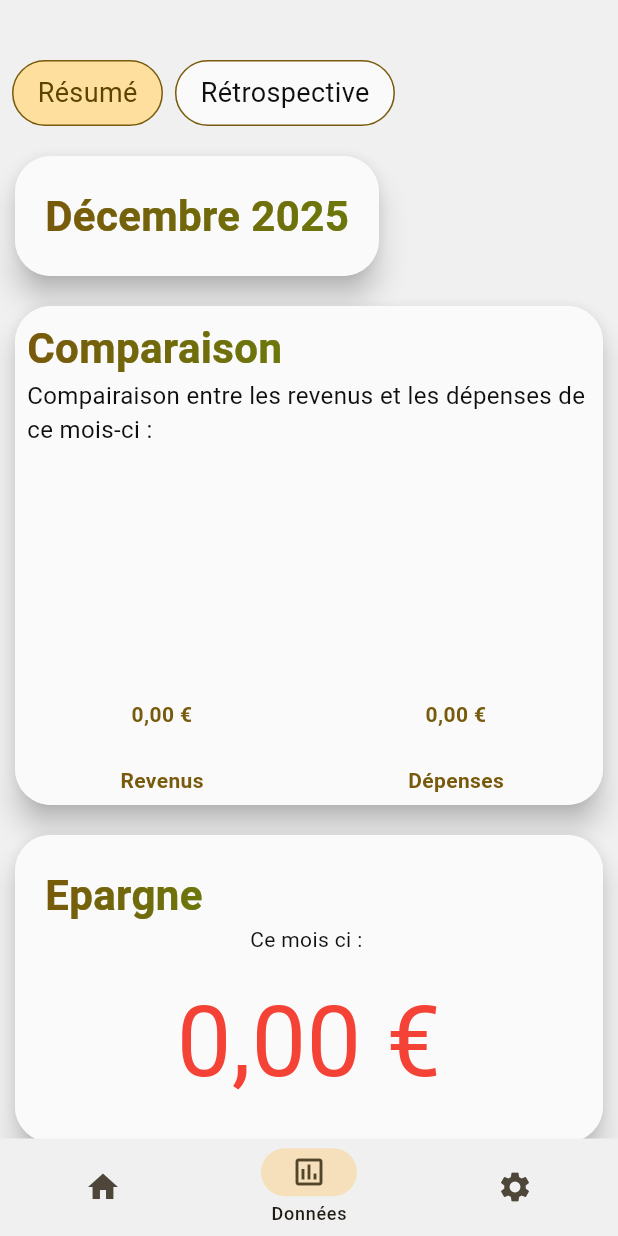
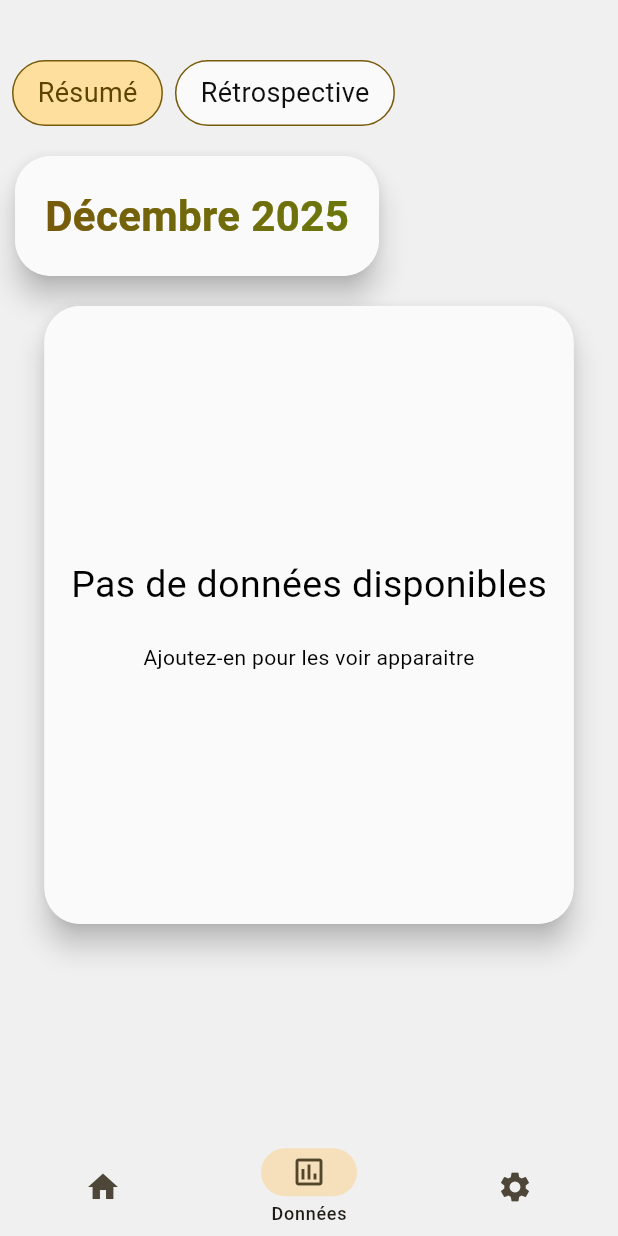
Before and after one commit to SylaneCpn/pense, a Flutter app: the screen it shows after launch, item 2 of the bottom bar chosen, on a phone screen of 412 x 824 dp. Run offline on Flutter 3.47's test engine with Material 3 defaults, Android fonts, the phone set to English and light mode, and no system bars; drawn by our look-alikes of dynamic_color, fl_chart; our stand-ins replace shared_preferences.

Commit message:
animation + default update

```diff
--- a/lib/logic/record.dart
+++ b/lib/logic/record.dart
@@ -165,6 +165,8 @@ class RecordElement implements Comparable<RecordElement> {
     };
   }
 
+  bool get isEmpty => expenses.noDefinedElements && incomes.noDefinedElements;
+
   bool isInDateRange(DateRange range) {
     final isBeforeEnd = switch (compareDates(
       thisMonth: month,
@@ -255,12 +257,15 @@ class RecordElement implements Comparable<RecordElement> {
 
 
 
+
 class Category {
   final String label;
   final List<Source> sources;
 
   Category({required this.label, required this.sources});
   Category.empty({required this.label}) : sources = [];
+
+  bool get isEmpty => sources.isEmpty;
 
   factory Category.fromJson(dynamic json) {
     return switch (json) {
@@ -300,6 +305,10 @@ class Category {
 
 
 
+}
+
+extension on List<Category> {
+  bool get noDefinedElements => this.isEmpty || every((c) => c.isEmpty);
 }
 
 class Source {
--- a/lib/ui/data_page/summary/summary.dart
+++ b/lib/ui/data_page/summary/summary.dart
@@ -55,18 +55,23 @@ class Summary extends StatelessWidget {
               ),
             ),
           ),
-
+          if (!element.isEmpty) ...[
             SummaryBarChart(element: element),
 
             Align(
-            child: SummaryInfoBox(element: element, type: RetrospectType.diff),
+              child: SummaryInfoBox(
+                element: element,
+                type: RetrospectType.diff,
               ),
-
+            ),
 
             Align(
               alignment: AlignmentGeometry.centerLeft,
               child: ExpensesInfoBox(element: element),
             ),
+          ],
+
+          if (element.isEmpty) _NoDataAvailable(),
         ],
       ),
     );
@@ -121,8 +126,6 @@ class SummaryInfoBox extends StatelessWidget {
           child: Column(
             spacing: 12.0,
             children: [
-
-
               Text("Ce mois ci : ", style: _textStyle(appState, context)),
               Text(
                 textAlign: TextAlign.center,
@@ -182,3 +185,41 @@ class ExpensesInfoBox extends StatelessWidget {
     );
   }
 }
+
+class _NoDataAvailable extends StatelessWidget {
+  const _NoDataAvailable({super.key});
+
+  @override
+  Widget build(BuildContext context) {
+    final appState = context.watch<AppState>();
+    return LayoutBuilder(
+      builder: (context,constraints) {
+        return SizedBox(
+          height: MediaQuery.heightOf(context) * 0.5,
+          width: constraints.maxWidth*0.9,
+          child: ElevatedContainer(
+            decoration: BoxDecoration(color: appState.lessContrastBackgroundColor()),
+            borderRadius: BorderRadius.circular(24.0),
+            child: Column(
+              mainAxisAlignment: MainAxisAlignment.center,
+              spacing: 20.0,
+              children: [
+                Text(
+                  "Pas de données disponibles",
+                  style: TextStyle(
+                    color: appState.onBackgroundColor(),
+                    fontSize: PortView.bigTextSize(MediaQuery.widthOf(context)),
+                  ),
+                ),
+                Text("Ajoutez-en pour les voir apparaitre",style: TextStyle(
+                    color: appState.onBackgroundColor(),
+                    fontSize: PortView.regularTextSize(MediaQuery.widthOf(context)),
+                  )),
+              ],
+            ),
+          ),
+        );
+      }
+    );
+  }
+}
--- a/lib/ui/page_switcher.dart
+++ b/lib/ui/page_switcher.dart
@@ -45,6 +45,7 @@ class _PageSwitcherState extends State<PageSwitcher> with TickerProviderStateMix
       this.month = month;
       this.year = year;
     });
+    replay();
   }
 
   void toPrevMonth() {
@@ -53,6 +54,7 @@ class _PageSwitcherState extends State<PageSwitcher> with TickerProviderStateMix
       month = m;
       year = y;
     });
+    replay();
   }
 
   void toNextMonth() {
@@ -61,6 +63,7 @@ class _PageSwitcherState extends State<PageSwitcher> with TickerProviderStateMix
       month = m;
       year = y;
     });
+    replay();
   }
 
   bool provideToNextMonth() {
```
Lines whose indentation alone changed are shown as unchanged.
